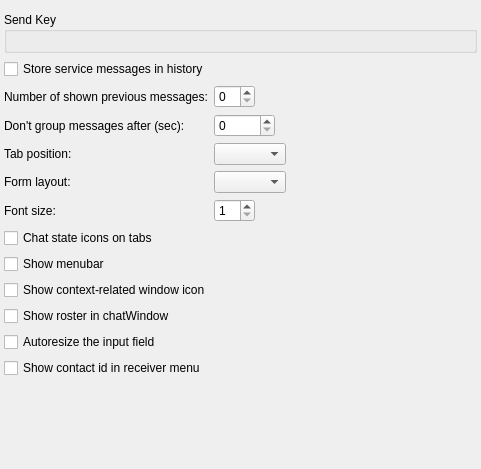
First picture: the form in core/src/corelayers/adiumchat/chatforms/tabbedchatform/settings/tabbedchatbehavior.ui, repository euroelessar/qutim, before the edit.
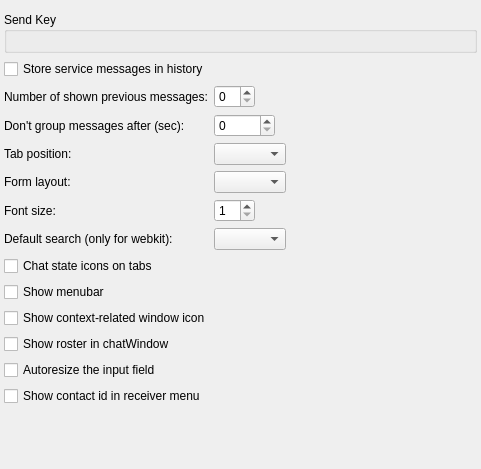
Second picture: the form after the edit.

```diff
--- a/core/src/corelayers/adiumchat/chatforms/tabbedchatform/settings/tabbedchatbehavior.ui
+++ b/core/src/corelayers/adiumchat/chatforms/tabbedchatform/settings/tabbedchatbehavior.ui
@@ -91,42 +91,42 @@
    <item row="5" column="1">
     <widget class="QComboBox" name="formLayoutBox"/>
    </item>
-   <item row="7" column="0" colspan="2">
+   <item row="8" column="0" colspan="2">
     <widget class="QCheckBox" name="stateBox">
      <property name="text">
       <string>Chat state icons on tabs</string>
      </property>
     </widget>
    </item>
-   <item row="8" column="0" colspan="2">
+   <item row="9" column="0" colspan="2">
     <widget class="QCheckBox" name="menuBox">
      <property name="text">
       <string>Show menubar</string>
      </property>
     </widget>
    </item>
-   <item row="9" column="0" colspan="2">
+   <item row="10" column="0" colspan="2">
     <widget class="QCheckBox" name="customIconBox">
      <property name="text">
       <string>Show context-related window icon</string>
      </property>
     </widget>
    </item>
-   <item row="10" column="0" colspan="2">
+   <item row="11" column="0" colspan="2">
     <widget class="QCheckBox" name="rosterBox">
      <property name="text">
       <string>Show roster in chatWindow</string>
      </property>
     </widget>
    </item>
-   <item row="11" column="0" colspan="2">
+   <item row="12" column="0" colspan="2">
     <widget class="QCheckBox" name="autoresizeBox">
      <property name="text">
       <string>Autoresize the input field</string>
      </property>
     </widget>
    </item>
-   <item row="12" column="0" colspan="2">
+   <item row="13" column="0" colspan="2">
     <widget class="QCheckBox" name="receiverIdBox">
      <property name="text">
       <string>Show contact id in receiver menu</string>
@@ -150,6 +150,16 @@
      </property>
     </widget>
    </item>
+   <item row="7" column="0">
+    <widget class="QLabel" name="label_6">
+     <property name="text">
+      <string>Default search (only for webkit):</string>
+     </property>
+    </widget>
+   </item>
+   <item row="7" column="1">
+    <widget class="QComboBox" name="searchBox"/>
+   </item>
   </layout>
  </widget>
  <resources/>
```
